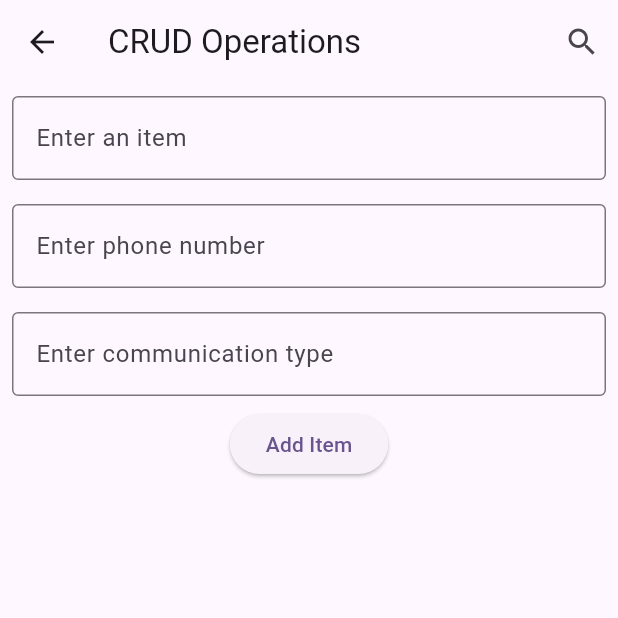
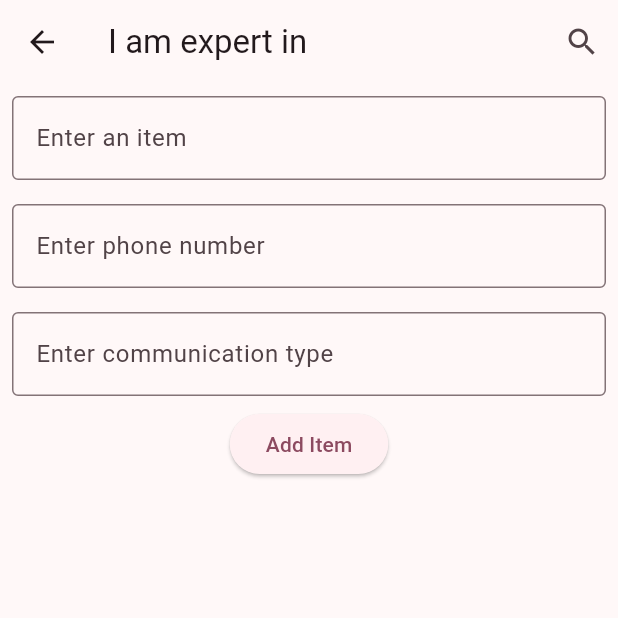
Before and after one commit to mohdaslam01/-XCrossPlatform-App, a Flutter app: the screen it shows after launch, after a tap on "Go to Second Page", on a phone screen of 412 x 824 dp, the top half of it. Run offline on Flutter 3.47's test engine with Material 3 defaults, Android fonts, the phone set to English and light mode, and no system bars; our stand-ins replace cloud_firestore, firebase_auth, firebase_core, sign_in_button; accounts and stored records are empty.

Commit message:
10:50 PM 12/29/2024

```diff
--- a/projectapp/lib/main.dart
+++ b/projectapp/lib/main.dart
@@ -50,7 +50,7 @@ class MyApp extends StatelessWidget {
         //
         // This works for code too, not just values: Most code changes can be
         // tested with just a hot reload.
-        colorScheme: ColorScheme.fromSeed(seedColor: Colors.deepPurple),
+        colorScheme: ColorScheme.fromSeed(seedColor: const Color.fromARGB(255, 0, 0, 0)),
         useMaterial3: true,
       ),
       home: const MyHomePage(title: 'Quick Team Up'),
--- a/projectapp/lib/second_page.dart
+++ b/projectapp/lib/second_page.dart
@@ -122,7 +122,7 @@ class _SecondPageState extends State<SecondPage> {
   Widget build(BuildContext context) {
     return Scaffold(
       appBar: AppBar(
-        title: const Text('CRUD Operations'),
+        title: const Text('I am expert in'),
         actions: [
           IconButton(
             icon: const Icon(Icons.search),
```
Also changed, not shown: 1 other file.
